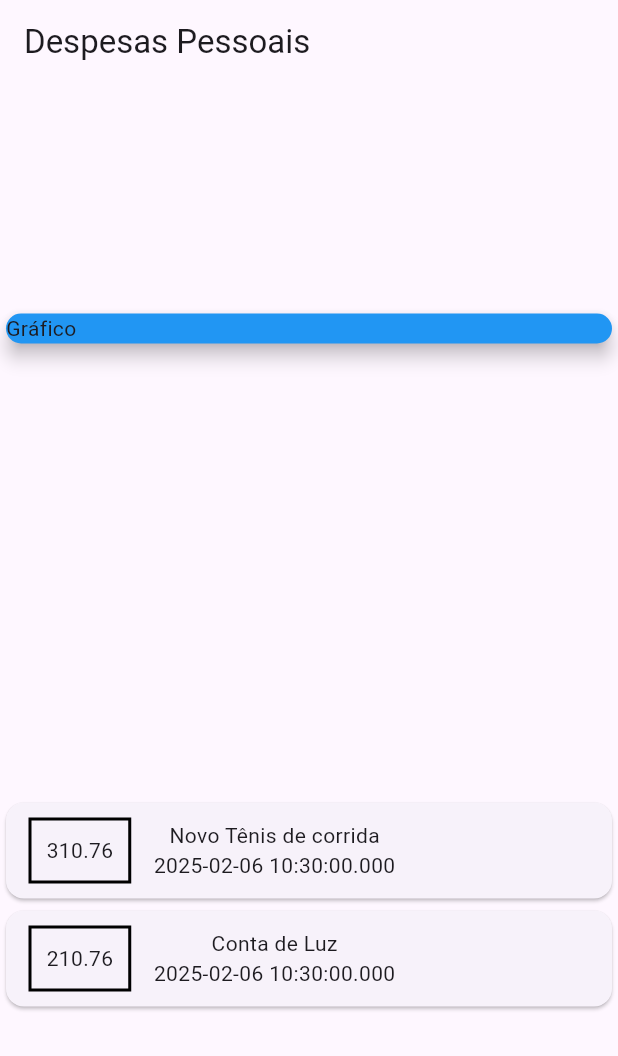
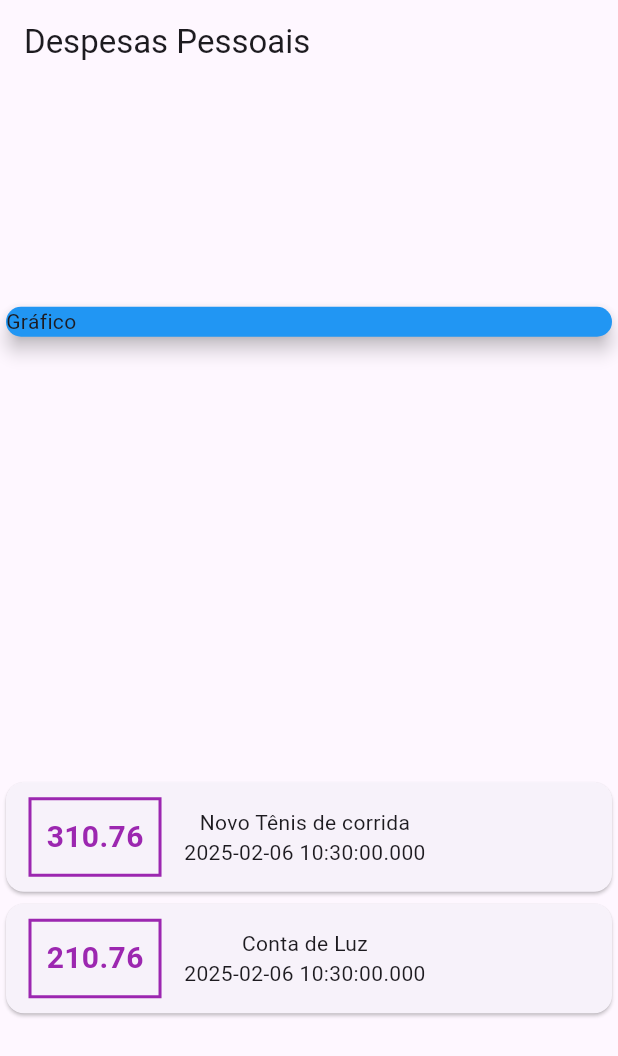
Before and after one commit to jeffersonf-alves/expenses, a Flutter app: the screen it shows after launch, on a phone screen of 412 x 824 dp. Shown: the top 1056 px of the screen. Run offline on Flutter 3.47's test engine with Material 3 defaults, Android fonts, the phone set to English and light mode, and no system bars.

Commit message:
Página home

```diff
--- a/lib/main.dart
+++ b/lib/main.dart
@@ -79,14 +79,20 @@ class MyHomePage extends StatelessWidget {
                             ),
                             decoration: BoxDecoration(
                               border: Border.all(
-                                color: Colors.black,
+                                color: Colors.purple,
                                 width: 2,
 
                               )
                             ),
                             padding: EdgeInsets.all(10),
                             child: Text(
-                              tr.value.toString()
+                              tr.value.toString(),
+                              style: TextStyle(
+                                fontWeight: FontWeight.bold,
+                                fontSize: 20,
+                                color: Colors.purple,
+
+                              )
                             ),
                           ),
                           Column(
```
